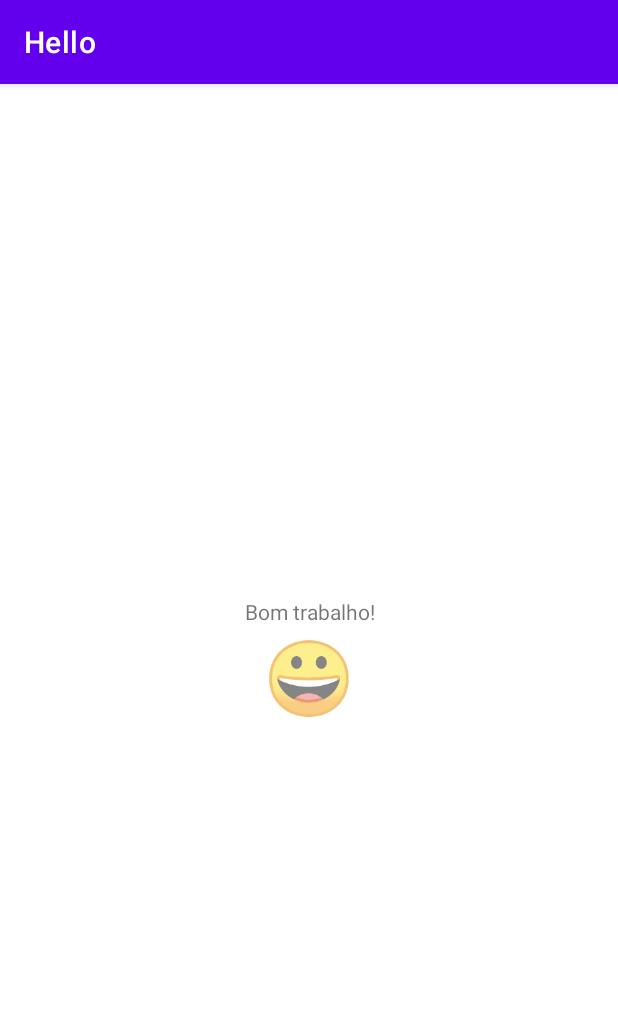
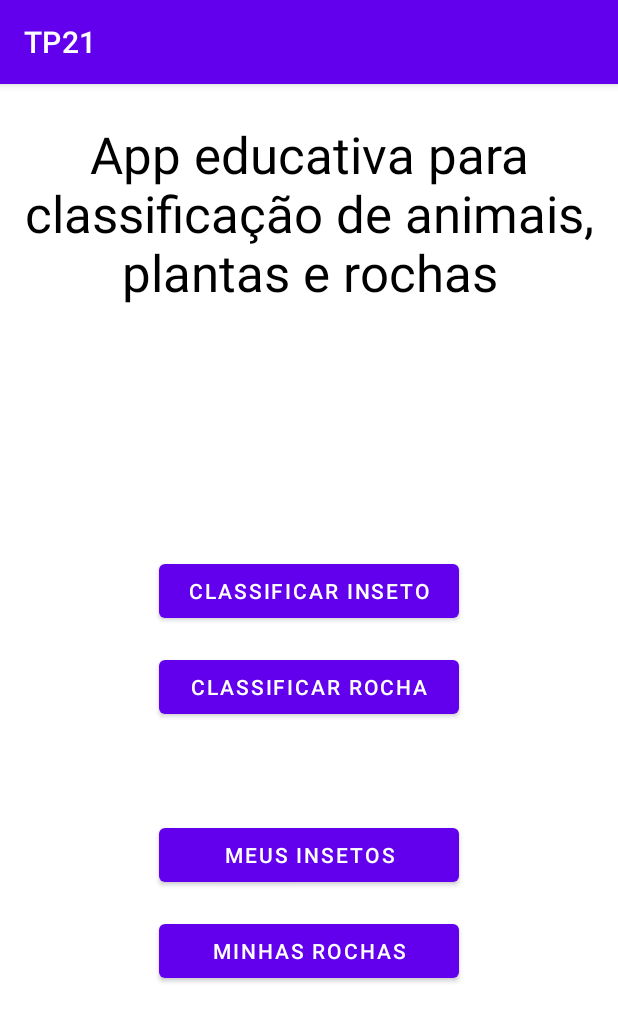
Before and after one commit to 20436-TomasJorge/20345-CelsoPedro-20436-TomasJorge-TP-PDM-2021-2022, an Android app: the screen it shows after launch (MainActivity), on a phone screen of 412 x 824 dp. Shown: the top 1022 px of the screen. Run offline under Robolectric (Android 15) with nearby library versions, the phone set to English and light mode, and no system bars; our stand-ins replace navigation-ui; 5 statements that could not run were skipped.

Commit message:
Main screen com botões

```diff
--- a/app/src/main/res/layout/activity_main.xml
+++ b/app/src/main/res/layout/activity_main.xml
@@ -6,19 +6,66 @@
     android:layout_height="match_parent"
     tools:context=".ui.MainActivity">
 
+    <Button
+        android:id="@+id/button_minhasRochas"
+        android:layout_width="@dimen/button_home_width"
+        android:layout_height="wrap_content"
+        android:layout_marginTop="16dp"
+        android:text="@string/button_minhas_rochas"
+        app:layout_constraintBottom_toBottomOf="parent"
+        app:layout_constraintEnd_toEndOf="@+id/button_meusInsetos"
+        app:layout_constraintHorizontal_bias="0.5"
+        app:layout_constraintStart_toStartOf="@+id/button_meusInsetos"
+        app:layout_constraintTop_toBottomOf="@+id/button_meusInsetos" />
 
-    <fragment
-        android:id="@+id/nav_host_fragment"
-        android:name="androidx.navigation.fragment.NavHostFragment"
-        android:layout_width="0dp"
-        android:layout_height="0dp"
-        app:defaultNavHost="true"
-        app:layout_constraintBottom_toBottomOf="parent"
+    <Button
+        android:id="@+id/button_classificarRocha"
+        android:layout_width="@dimen/button_home_width"
+        android:layout_height="wrap_content"
+        android:layout_marginTop="16dp"
+        android:text="@string/button_classificar_rocha"
+        app:layout_constraintBottom_toTopOf="@+id/button_meusInsetos"
+        app:layout_constraintEnd_toEndOf="@+id/button_classificarInseto"
+        app:layout_constraintHorizontal_bias="0.5"
+        app:layout_constraintStart_toStartOf="@+id/button_classificarInseto"
+        app:layout_constraintTop_toBottomOf="@+id/button_classificarInseto" />
+
+    <Button
+        android:id="@+id/button_classificarInseto"
+        android:layout_width="@dimen/button_home_width"
+        android:layout_height="wrap_content"
+        android:text="@string/button_classificar_inseto"
+        app:layout_constraintBottom_toTopOf="@+id/button_classificarRocha"
+        app:layout_constraintEnd_toEndOf="parent"
+        app:layout_constraintHorizontal_bias="0.5"
+        app:layout_constraintStart_toStartOf="parent"
+        app:layout_constraintTop_toBottomOf="@+id/textView_homeScreen"
+        app:layout_constraintVertical_chainStyle="packed" />
+
+    <Button
+        android:id="@+id/button_meusInsetos"
+        android:layout_width="@dimen/button_home_width"
+        android:layout_height="wrap_content"
+        android:layout_marginTop="64dp"
+        android:text="@string/button_meus_insetos"
+        app:layout_constraintBottom_toTopOf="@+id/button_minhasRochas"
+        app:layout_constraintEnd_toEndOf="@+id/button_classificarRocha"
+        app:layout_constraintHorizontal_bias="0.5"
+        app:layout_constraintStart_toStartOf="@+id/button_classificarRocha"
+        app:layout_constraintTop_toBottomOf="@+id/button_classificarRocha" />
+
+    <TextView
+        android:id="@+id/textView_homeScreen"
+        android:layout_width="wrap_content"
+        android:layout_height="wrap_content"
+        android:layout_marginTop="24dp"
+        android:gravity="center"
+        android:text="@string/textView_home_screen"
+        android:textAlignment="center"
+        android:textColor="#000000"
+        android:textSize="34sp"
         app:layout_constraintEnd_toEndOf="parent"
         app:layout_constraintStart_toStartOf="parent"
-        app:layout_constraintTop_toTopOf="parent"
-        app:navGraph="@navigation/main_nav"
-        tools:context=".ui.MainActivity" />
-
+        app:layout_constraintTop_toTopOf="parent" />
 
 </androidx.constraintlayout.widget.ConstraintLayout>
--- /dev/null
+++ b/app/src/main/res/values/dimens.xml
@@ -0,0 +1,4 @@
+<?xml version="1.0" encoding="utf-8"?>
+<resources>
+    <dimen name="button_home_width">200dp</dimen>
+</resources>
--- a/app/src/main/res/values/strings.xml
+++ b/app/src/main/res/values/strings.xml
@@ -3,4 +3,9 @@
     <string name="app_name">TP21</string>
     <string name="key_file">chave_en.json</string>
     <string name="main_fragment_label">Hello</string>
+    <string name="button_minhas_rochas">Minhas Rochas</string>
+    <string name="textView_home_screen">App educativa para classificação de animais, plantas e rochas</string>
+    <string name="button_meus_insetos">Meus Insetos</string>
+    <string name="button_classificar_rocha">Classificar Rocha</string>
+    <string name="button_classificar_inseto">Classificar Inseto</string>
 </resources>
```
